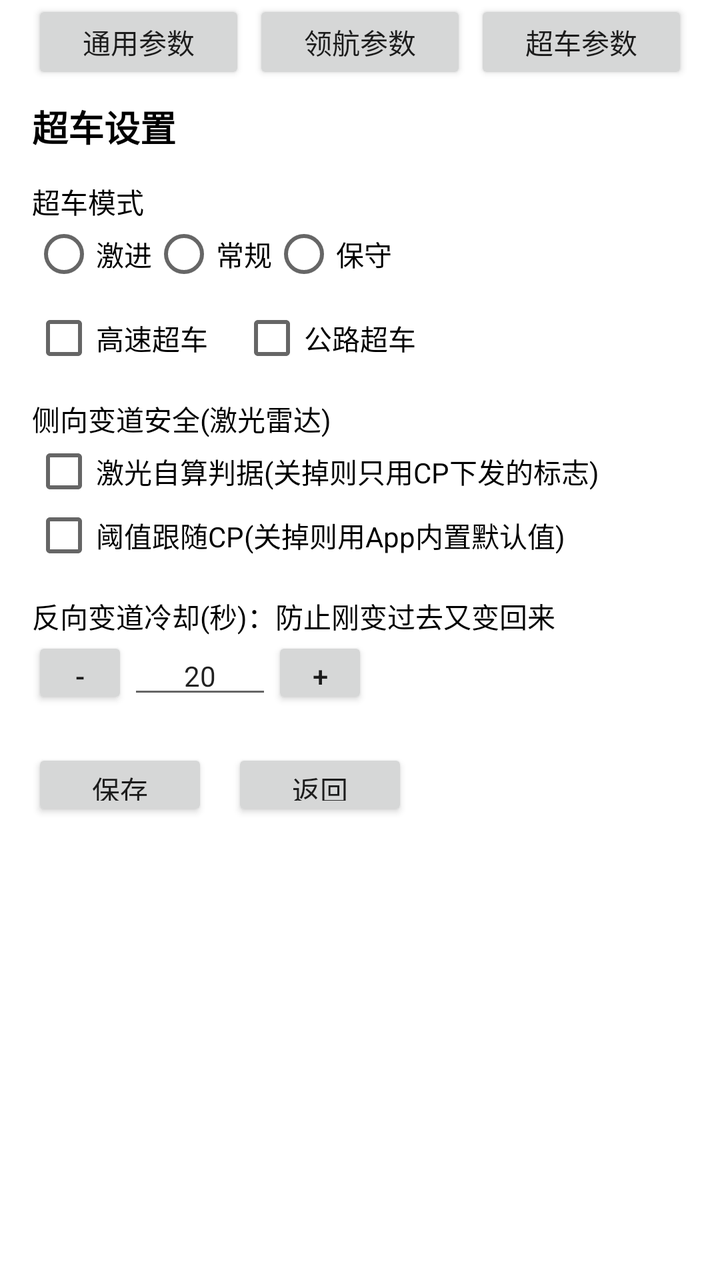
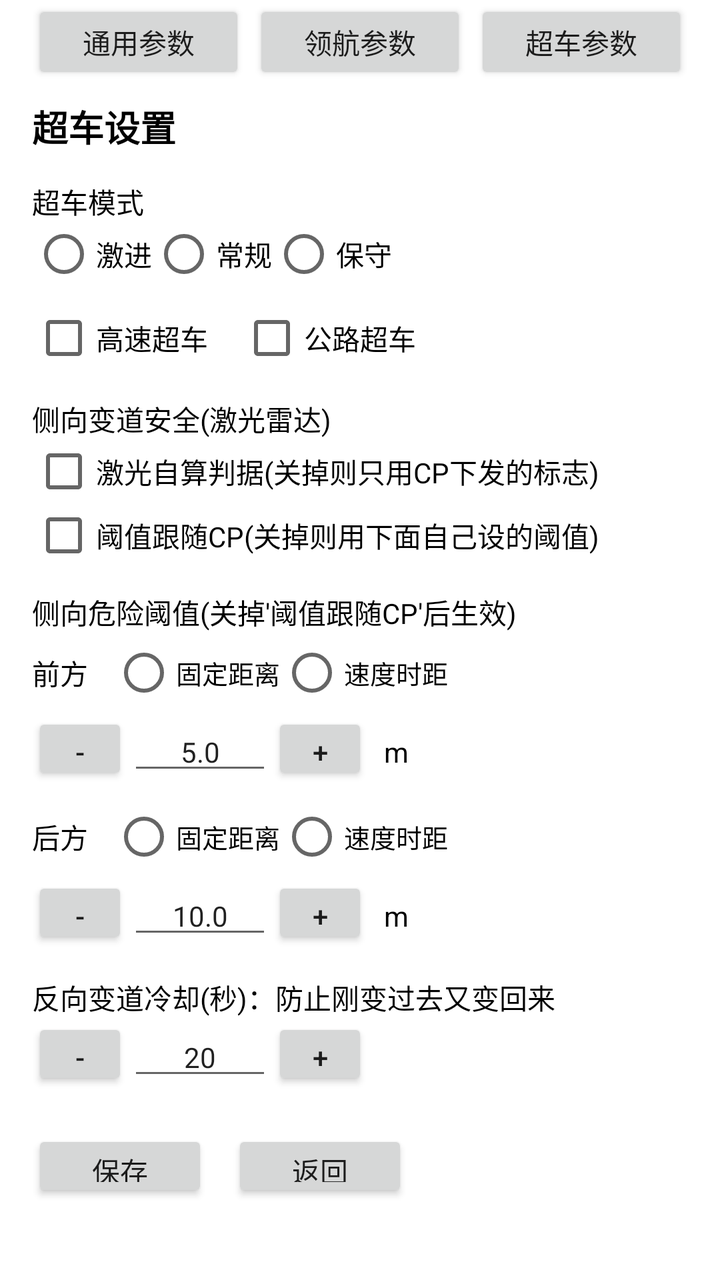

An Android layout rendered at two revisions. The XML below is the earlier revision; the diff shows what the commit changed to produce the second picture.
<!-- AndroidManifest.xml: activity theme Theme.AppCompat.Light.NoActionBar -->
<!-- res/layout/activity_overtake_setting.xml -->
<?xml version="1.0" encoding="utf-8"?>
<ScrollView xmlns:android="http://schemas.android.com/apk/res/android"
    android:id="@+id/overtakeSettingScrollView"
    android:layout_width="match_parent"
    android:layout_height="match_parent"
    android:background="#FFFFFF">

    <LinearLayout
        android:id="@+id/overtakeSettingContent"
        android:layout_width="match_parent"
        android:layout_height="wrap_content"
        android:orientation="vertical"
        android:paddingStart="16dp"
        android:paddingEnd="16dp"
        android:paddingBottom="16dp">

        
        <LinearLayout
            android:layout_width="match_parent"
            android:layout_height="wrap_content"
            android:orientation="horizontal"
            android:layout_marginBottom="8dp">

            <Button
                android:id="@+id/btnGotoGeneral"
                android:layout_width="0dp"
                android:layout_height="wrap_content"
                android:layout_weight="1"
                android:minHeight="42dp"
                android:minWidth="0dp"
                android:paddingTop="6dp"
                android:paddingBottom="6dp"
                android:text="通用参数"
                android:textSize="14sp" />

            <Button
                android:id="@+id/btnGotoNav"
                android:layout_width="0dp"
                android:layout_height="wrap_content"
                android:layout_weight="1"
                android:layout_marginStart="4dp"
                android:minHeight="42dp"
                android:minWidth="0dp"
                android:paddingTop="6dp"
                android:paddingBottom="6dp"
                android:text="领航参数"
                android:textSize="14sp" />

            <Button
                android:id="@+id/btnGotoOvertake"
                android:layout_width="0dp"
                android:layout_height="wrap_content"
                android:layout_weight="1"
                android:layout_marginStart="4dp"
                android:minHeight="42dp"
                android:minWidth="0dp"
                android:paddingTop="6dp"
                android:paddingBottom="6dp"
                android:text="超车参数"
                android:textSize="14sp" />
        </LinearLayout>

        <TextView
            android:layout_width="wrap_content"
            android:layout_height="wrap_content"
            android:text="超车设置"
            android:textSize="18sp"
            android:textStyle="bold"
            android:textColor="#000000" />

        <TextView
            android:layout_width="wrap_content"
            android:layout_height="wrap_content"
            android:layout_marginTop="14dp"
            android:text="超车模式"
            android:textSize="14sp"
            android:textColor="#000000" />

        <RadioGroup
            android:id="@+id/rgOvertakeSettingMode"
            android:layout_width="match_parent"
            android:layout_height="wrap_content"
            android:orientation="horizontal">

            <RadioButton
                android:id="@+id/rbOvertakeSettingFastMode"
                android:layout_width="wrap_content"
                android:layout_height="wrap_content"
                android:text="激进"
                android:textSize="14sp"
                android:textColor="#000000" />

            <RadioButton
                android:id="@+id/rbOvertakeSettingNormalMode"
                android:layout_width="wrap_content"
                android:layout_height="wrap_content"
                android:text="常规"
                android:textSize="14sp"
                android:textColor="#000000" />

            <RadioButton
                android:id="@+id/rbOvertakeSettingSlowMode"
                android:layout_width="wrap_content"
                android:layout_height="wrap_content"
                android:text="保守"
                android:textSize="14sp"
                android:textColor="#000000" />
        </RadioGroup>

        <LinearLayout
            android:layout_width="match_parent"
            android:layout_height="wrap_content"
            android:layout_marginTop="10dp"
            android:orientation="horizontal">

            <CheckBox
                android:id="@+id/cbOvertakeSettingHighway"
                android:layout_width="wrap_content"
                android:layout_height="wrap_content"
                android:text="高速超车"
                android:textSize="14sp"
                android:textColor="#000000"
                android:padding="0dp" />

            <CheckBox
                android:id="@+id/cbOvertakeSettingRoad"
                android:layout_width="wrap_content"
                android:layout_height="wrap_content"
                android:layout_marginStart="16dp"
                android:text="公路超车"
                android:textSize="14sp"
                android:textColor="#000000"
                android:padding="0dp" />
        </LinearLayout>

        <TextView
            android:layout_width="wrap_content"
            android:layout_height="wrap_content"
            android:layout_marginTop="14dp"
            android:text="侧向变道安全(激光雷达)"
            android:textSize="14sp"
            android:textColor="#000000" />

        <CheckBox
            android:id="@+id/cbOvertakeSettingLidarSelfCheck"
            android:layout_width="wrap_content"
            android:layout_height="wrap_content"
            android:text="激光自算判据(关掉则只用CP下发的标志)"
            android:textSize="14sp"
            android:textColor="#000000"
            android:padding="0dp" />

        <CheckBox
            android:id="@+id/cbOvertakeSettingThreshFollowCp"
            android:layout_width="wrap_content"
            android:layout_height="wrap_content"
            android:text="阈值跟随CP(关掉则用App内置默认值)"
            android:textSize="14sp"
            android:textColor="#000000"
            android:padding="0dp" />


        <TextView
            android:layout_width="wrap_content"
            android:layout_height="wrap_content"
            android:layout_marginTop="14dp"
            android:text="反向变道冷却(秒)：防止刚变过去又变回来"
            android:textSize="14sp"
            android:textColor="#000000" />

        <LinearLayout
            android:layout_width="wrap_content"
            android:layout_height="wrap_content"
            android:orientation="horizontal">

            <Button
                android:id="@+id/btnMinusReverseCooldown"
                android:layout_width="48dp"
                android:layout_height="36dp"
                android:text="-"
                android:textSize="14sp" />

            <EditText
                android:id="@+id/etReverseCooldown"
                android:layout_width="72dp"
                android:layout_height="36dp"
                android:inputType="number"
                android:gravity="center"
                android:text="20"
                android:textSize="14sp" />

            <Button
                android:id="@+id/btnPlusReverseCooldown"
                android:layout_width="48dp"
                android:layout_height="36dp"
                android:text="+"
                android:textSize="14sp" />
        </LinearLayout>

        <LinearLayout
            android:layout_width="match_parent"
            android:layout_height="wrap_content"
            android:layout_marginTop="20dp"
            android:orientation="horizontal">

            <Button
                android:id="@+id/btnSaveOvertakeSetting"
                android:layout_width="wrap_content"
                android:layout_height="36dp"
                android:text="保存"
                android:textSize="14sp" />

            <Button
                android:id="@+id/btnCancelOvertakeSetting"
                android:layout_width="wrap_content"
                android:layout_height="36dp"
                android:layout_marginStart="12dp"
                android:text="返回"
                android:textSize="14sp" />
        </LinearLayout>

    </LinearLayout>
</ScrollView>
<!-- resources referenced by this layout -->
<resources>

</resources>

<!-- the commit's change to res/layout/activity_overtake_setting.xml (unified diff, before → after) -->
@@ -154,11 +154,181 @@
             android:id="@+id/cbOvertakeSettingThreshFollowCp"
             android:layout_width="wrap_content"
             android:layout_height="wrap_content"
-            android:text="阈值跟随CP(关掉则用App内置默认值)"
+            android:text="阈值跟随CP(关掉则用下面自己设的阈值)"
             android:textSize="14sp"
             android:textColor="#000000"
             android:padding="0dp" />
 
+        
+        <TextView
+            android:layout_width="wrap_content"
+            android:layout_height="wrap_content"
+            android:layout_marginTop="12dp"
+            android:text="侧向危险阈值(关掉'阈值跟随CP'后生效)"
+            android:textSize="14sp"
+            android:textColor="#000000" />
+
+        <LinearLayout
+            android:layout_width="match_parent"
+            android:layout_height="wrap_content"
+            android:orientation="horizontal"
+            android:gravity="center_vertical"
+            android:layout_marginTop="4dp">
+
+            <TextView
+                android:layout_width="40dp"
+                android:layout_height="wrap_content"
+                android:text="前方"
+                android:textSize="14sp"
+                android:textColor="#000000" />
+
+            <RadioGroup
+                android:id="@+id/rgFrontThreshMode"
+                android:layout_width="wrap_content"
+                android:layout_height="wrap_content"
+                android:orientation="horizontal">
+
+                <RadioButton
+                    android:id="@+id/rbFrontThreshFix"
+                    android:layout_width="wrap_content"
+                    android:layout_height="wrap_content"
+                    android:text="固定距离"
+                    android:textSize="13sp"
+                    android:textColor="#000000" />
+
+                <RadioButton
+                    android:id="@+id/rbFrontThreshTime"
+                    android:layout_width="wrap_content"
+                    android:layout_height="wrap_content"
+                    android:text="速度时距"
+                    android:textSize="13sp"
+                    android:textColor="#000000" />
+            </RadioGroup>
+        </LinearLayout>
+
+        <LinearLayout
+            android:layout_width="wrap_content"
+            android:layout_height="wrap_content"
+            android:orientation="horizontal"
+            android:layout_marginTop="4dp">
+
+            <Button
+                android:id="@+id/btnMinusFrontThresh"
+                android:layout_width="48dp"
+                android:layout_height="36dp"
+                android:minWidth="0dp"
+                android:minHeight="0dp"
+                android:text="-"
+                android:textSize="14sp" />
+
+            <EditText
+                android:id="@+id/etFrontThresh"
+                android:layout_width="72dp"
+                android:layout_height="36dp"
+                android:inputType="numberDecimal"
+                android:gravity="center"
+                android:text="5.0"
+                android:textSize="14sp" />
+
+            <Button
+                android:id="@+id/btnPlusFrontThresh"
+                android:layout_width="48dp"
+                android:layout_height="36dp"
+                android:minWidth="0dp"
+                android:minHeight="0dp"
+                android:text="+"
+                android:textSize="14sp" />
+
+            <TextView
+                android:id="@+id/tvFrontThreshUnit"
+                android:layout_width="wrap_content"
+                android:layout_height="wrap_content"
+                android:layout_marginStart="8dp"
+                android:text="m"
+                android:textSize="14sp"
+                android:textColor="#000000" />
+        </LinearLayout>
+
+        <LinearLayout
+            android:layout_width="match_parent"
+            android:layout_height="wrap_content"
+            android:orientation="horizontal"
+            android:gravity="center_vertical"
+            android:layout_marginTop="10dp">
+
+            <TextView
+                android:layout_width="40dp"
+                android:layout_height="wrap_content"
+                android:text="后方"
+                android:textSize="14sp"
+                android:textColor="#000000" />
+
+            <RadioGroup
+                android:id="@+id/rgRearThreshMode"
+                android:layout_width="wrap_content"
+                android:layout_height="wrap_content"
+                android:orientation="horizontal">
+
+                <RadioButton
+                    android:id="@+id/rbRearThreshFix"
+                    android:layout_width="wrap_content"
+                    android:layout_height="wrap_content"
+                    android:text="固定距离"
+                    android:textSize="13sp"
+                    android:textColor="#000000" />
+
+                <RadioButton
+                    android:id="@+id/rbRearThreshTime"
+                    android:layout_width="wrap_content"
+                    android:layout_height="wrap_content"
+                    android:text="速度时距"
+                    android:textSize="13sp"
+                    android:textColor="#000000" />
+            </RadioGroup>
+        </LinearLayout>
+
+        <LinearLayout
+            android:layout_width="wrap_content"
+            android:layout_height="wrap_content"
+            android:orientation="horizontal"
+            android:layout_marginTop="4dp">
+
+            <Button
+                android:id="@+id/btnMinusRearThresh"
+                android:layout_width="48dp"
+                android:layout_height="36dp"
+                android:minWidth="0dp"
+                android:minHeight="0dp"
+                android:text="-"
+                android:textSize="14sp" />
+
+            <EditText
+                android:id="@+id/etRearThresh"
+                android:layout_width="72dp"
+                android:layout_height="36dp"
+                android:inputType="numberDecimal"
+                android:gravity="center"
+                android:text="10.0"
+                android:textSize="14sp" />
+
+            <Button
+                android:id="@+id/btnPlusRearThresh"
+                android:layout_width="48dp"
+                android:layout_height="36dp"
+                android:minWidth="0dp"
+                android:minHeight="0dp"
+                android:text="+"
+                android:textSize="14sp" />
+
+            <TextView
+                android:id="@+id/tvRearThreshUnit"
+                android:layout_width="wrap_content"
+                android:layout_height="wrap_content"
+                android:layout_marginStart="8dp"
+                android:text="m"
+                android:textSize="14sp"
+                android:textColor="#000000" />
+        </LinearLayout>
 
         <TextView
             android:layout_width="wrap_content"
